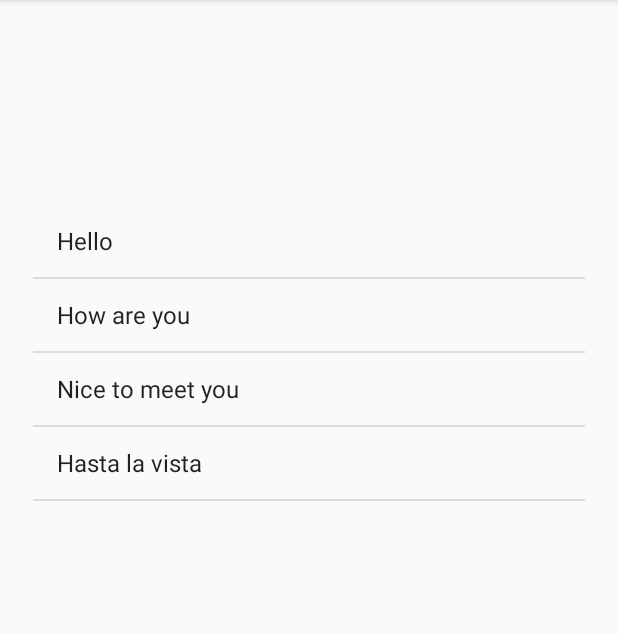
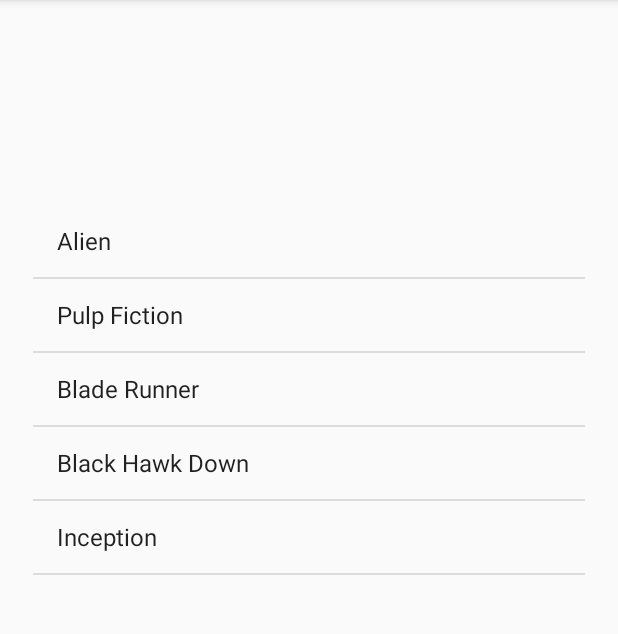
Before and after one commit to gomez-fabio/Weather, an Android app: the ForecastListViewActivity screen opened directly, with no data from a screen before it, on a phone screen of 412 x 824 dp, the part 84-718 px from its top. Run offline under Robolectric (Android 15) with nearby library versions, the phone set to English and light mode, and no system bars.

```diff
--- a/app/build.gradle
+++ b/app/build.gradle
@@ -31,4 +31,5 @@ dependencies {
     testImplementation 'junit:junit:4.12'
     androidTestImplementation 'com.android.support.test:runner:1.0.1'
     androidTestImplementation 'com.android.support.test.espresso:espresso-core:3.0.1'
+    compile 'com.squareup.retrofit2:retrofit:2.3.0'
 }
--- a/app/src/main/java/es/fabiogomez/weather/ForecastListViewActivity.kt
+++ b/app/src/main/java/es/fabiogomez/weather/ForecastListViewActivity.kt
@@ -13,9 +13,16 @@ class ForecastListViewActivity : AppCompatActivity() {
 
         var forecastListView = findViewById<ListView>(R.id.forecastListView)
 
-        var randomThings: List<String> = listOf("Hello", "How are you", "Nice to meet you", "Hasta la vista")
+//        var randomThings: List<String> = listOf("Hello", "How are you", "Nice to meet you", "Hasta la vista")
+//
+//        var adapter = ArrayAdapter(this,android.R.layout.simple_list_item_1,randomThings)
+//
+//        forecastListView.adapter = adapter
 
-        var adapter = ArrayAdapter(this,android.R.layout.simple_list_item_1,randomThings)
+
+        var favouritesMovies = listOf<String>("Alien", "Pulp Fiction", "Blade Runner", "Black Hawk Down", "Inception")
+
+        var adapter = ArrayAdapter(this,android.R.layout.simple_list_item_1,favouritesMovies)
 
         forecastListView.adapter = adapter
     }
```
